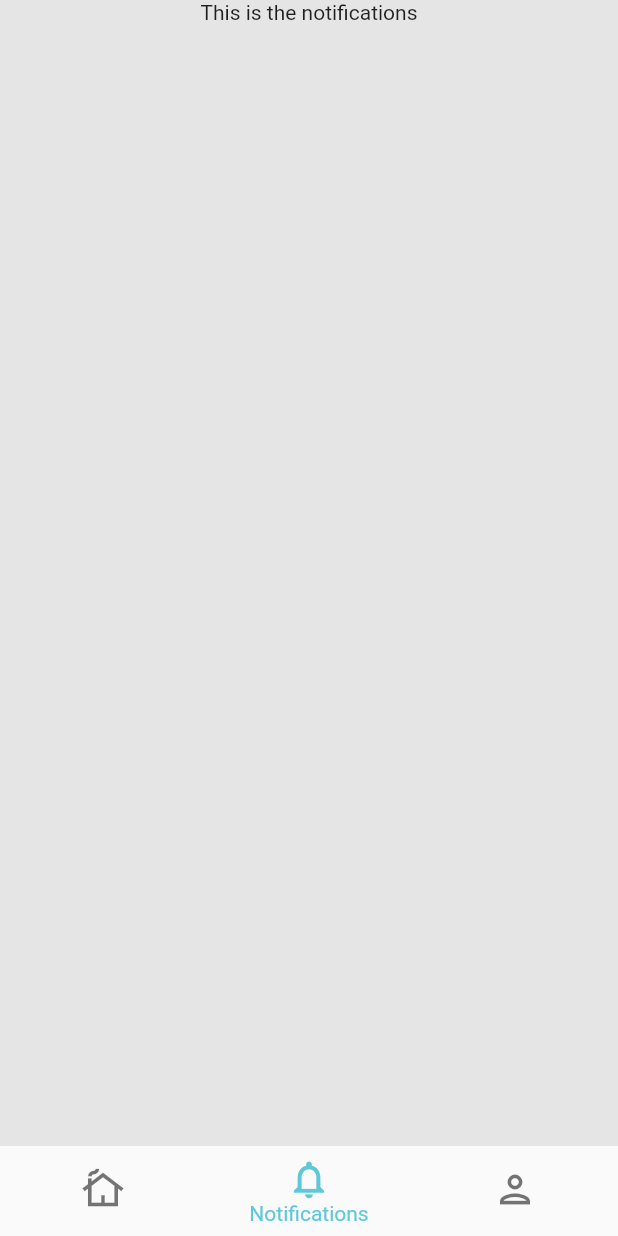
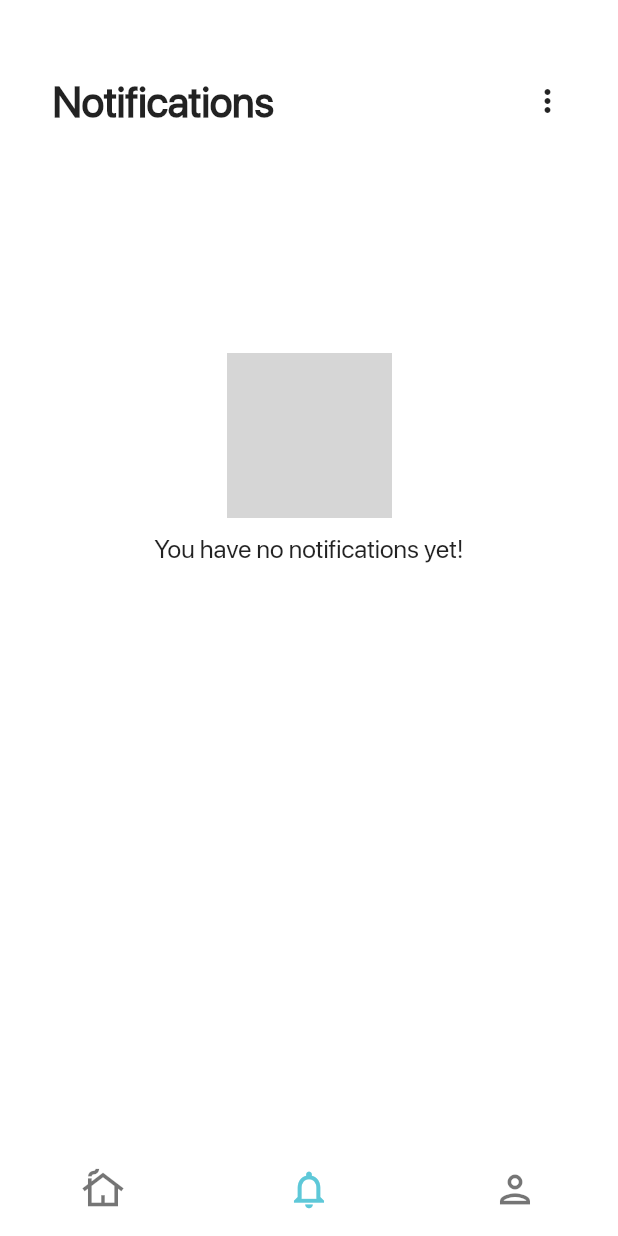
Before and after one commit to bryanjudetoh/capstone-flutter-app, a Flutter app: the HomeScreen screen opened directly with empty values, swiped to page 2, on a phone screen of 412 x 824 dp. Run offline on Flutter 3.47's test engine with Material 2 defaults, Android fonts, the phone set to English and light mode, and no system bars; our stand-ins replace flutter_secure_storage, form_field_validator, jwt_decoder, url_launcher_web; missing offline and left inert: open_mail_app; accounts and stored records are empty; grey boxes are pictures that could not be loaded.

Commit message:
notifications scaffold

```diff
--- a/lib/constants.dart
+++ b/lib/constants.dart
@@ -12,6 +12,7 @@ const kDarkGrey = Color(0xFF66676C);
 const kTeal = Color(0xFF6FBCB5);
 const kRed = Color(0xFFF15929);
 const kBluishWhite = Color(0xFFDBDFF1);
+const kBackground = Color(0xFFF9F9F9);
 
 const hugeTitleTextStyle = TextStyle(
   fontFamily: 'SF Pro Display',
--- a/lib/screens/home.dart
+++ b/lib/screens/home.dart
@@ -25,15 +25,15 @@ class _HomeScreenState extends State<HomeScreen> {
       body: PageView(
         children: <Widget>[
           Container(
-            color: kWhite,
+            color: Colors.white,
             child: HomeScreenBody(user: user),
           ),
           Container(
-            color: kWhite,
+            color: Colors.white,
             child: NotificationsScreenBody(user: user),
           ),
           Container(
-            color: kWhite,
+            color: kBackground,
             child: ProfileScreenBody(user: user),
           ),
         ],
@@ -69,9 +69,10 @@ class _HomeScreenState extends State<HomeScreen> {
         currentIndex: _page,
         selectedItemColor: kLightBlue,
         onTap: navigationTapped,
-        showSelectedLabels: true,
+        showSelectedLabels: false,
         showUnselectedLabels: false,
         elevation: 0.0,
+        backgroundColor: Colors.white,
       ),
     );
   }
--- a/lib/screens/notifications.dart
+++ b/lib/screens/notifications.dart
@@ -1,4 +1,5 @@
 import 'package:flutter/material.dart';
+import 'package:youthapp/constants.dart';
 import 'package:youthapp/models/user.dart';
 
 class NotificationsScreenBody extends StatelessWidget {
@@ -8,14 +9,44 @@ class NotificationsScreenBody extends StatelessWidget {
 
   @override
   Widget build(BuildContext context) {
-    return Column(
-      children: <Widget>[
-        Center(
-          child: Text(
-              'This is the notifications'
+    return Container(
+      margin: EdgeInsets.only(left: 35.0, right: 35.0, top:50.0),
+      child: Column(
+        children: <Widget>[
+          Row(
+            mainAxisAlignment: MainAxisAlignment.spaceBetween,
+            children: <Widget>[
+              Text(
+                'Notifications',
+                style: titleOneTextStyleBold,
+              ),
+              Icon(
+                Icons.more_vert,
+                size: 24,
+              ),
+            ]
           ),
-        ),
-      ],
+          SizedBox(
+            height: 150,
+          ),
+          Column(
+            children: <Widget>[
+              Image(
+                image: AssetImage('assets/images/bell-in-circle.png'),
+                height: 110,
+                width: 110,
+              ),
+              SizedBox(
+                height:10,
+              ),
+              Text(
+                'You have no notifications yet!',
+                style: bodyTextStyle,
+              )
+            ],
+          )
+        ],
+      ),
     );
   }
 }
```
Also changed, not shown: lib/screens/profile.dart (+24 -7 lines).
